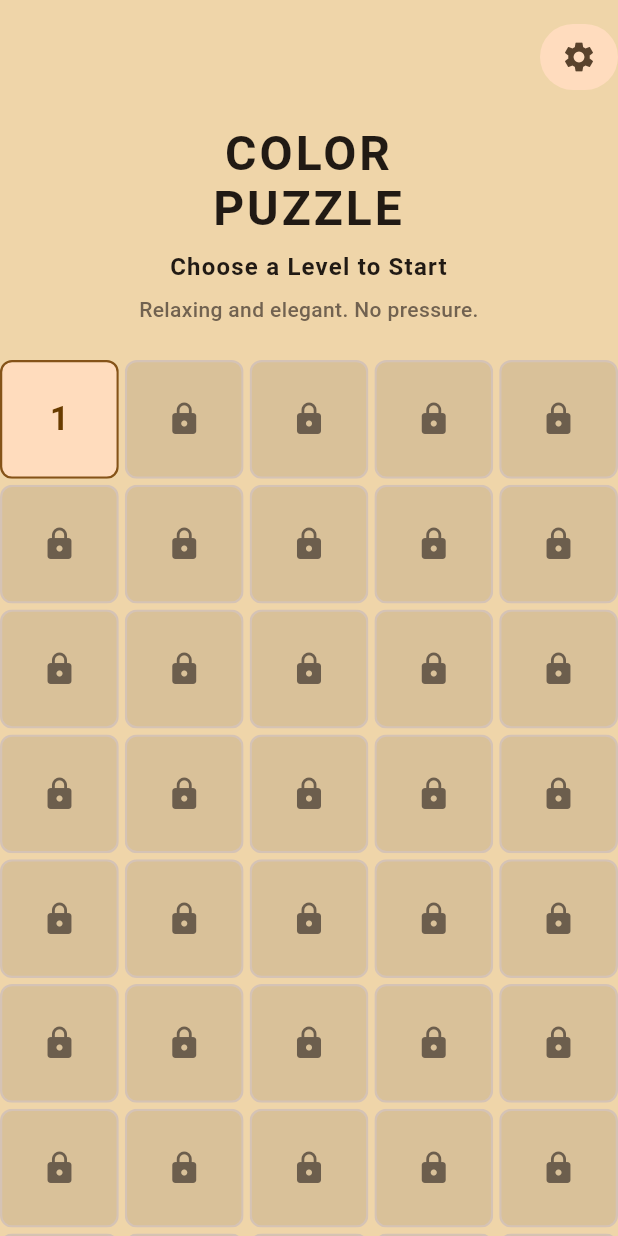
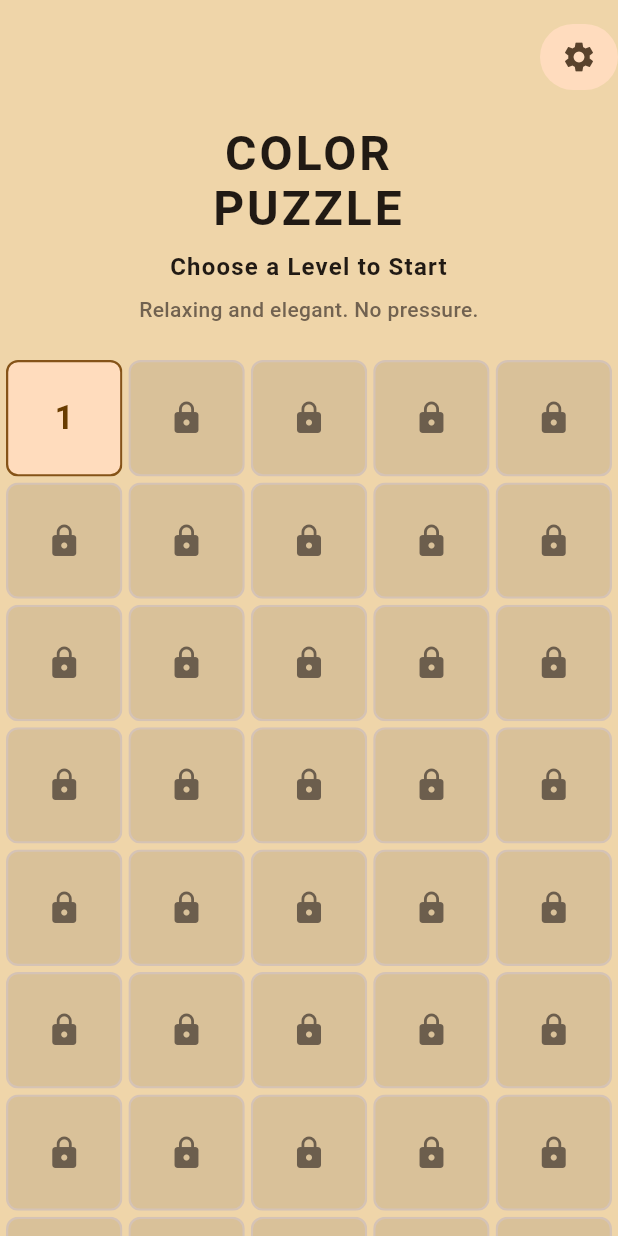
Before and after one commit to Humaneyew/Color-Puzzle-Relax-Game, a Flutter app: the screen it shows after launch, on a phone screen of 412 x 824 dp. Run offline on Flutter 3.47's test engine with Material 3 defaults, Android fonts, the phone set to English and light mode, and no system bars; our stand-ins replace equatable, get_it, go_router; Roboto replaces fonts that are missing (SF Pro).

Commit message:
Add horizontal padding around level grid

```diff
--- a/lib/src/features/game/presentation/pages/home_page.dart
+++ b/lib/src/features/game/presentation/pages/home_page.dart
@@ -94,7 +94,7 @@ class _LevelGrid extends StatelessWidget {
   @override
   Widget build(BuildContext context) {
     return GridView.builder(
-      padding: EdgeInsets.zero,
+      padding: const EdgeInsets.symmetric(horizontal: 4),
       gridDelegate: const SliverGridDelegateWithFixedCrossAxisCount(
         crossAxisCount: AppConstants.defaultBoardSize,
         mainAxisSpacing: 4,
```
